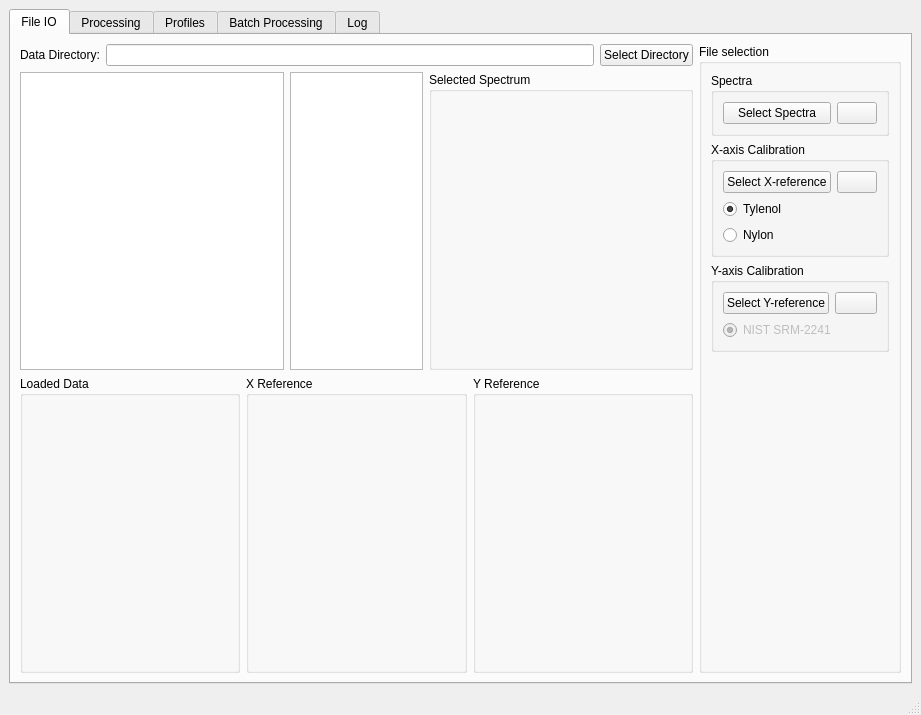
Qt form src/orpl/gui/uis/mainWindow.ui (mr-sheg/orpl) before a commit.
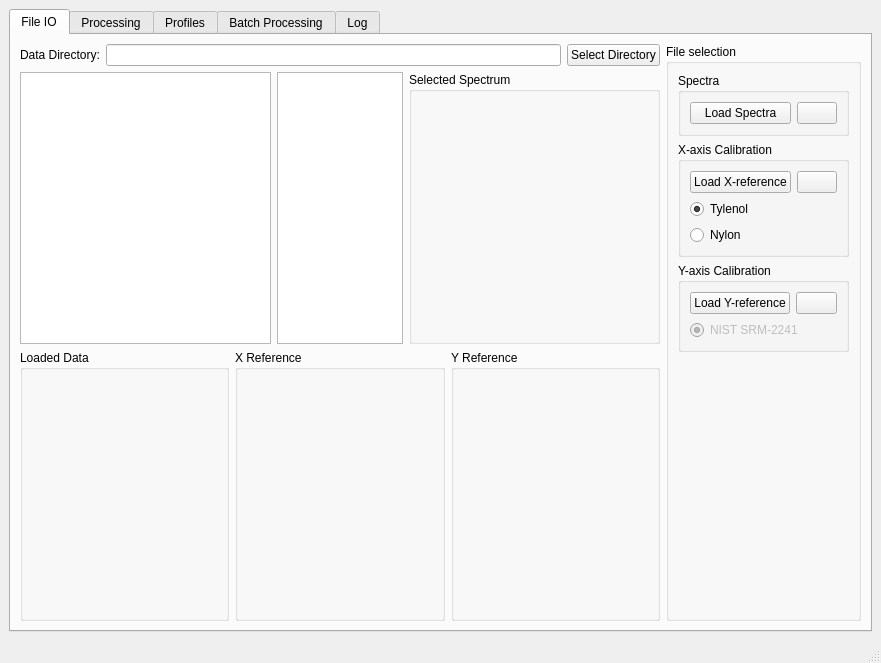
The same form after that commit.

Commit message: ! naming convention "select" -> "load"

```diff
--- a/src/orpl/gui/uis/mainWindow.ui
+++ b/src/orpl/gui/uis/mainWindow.ui
@@ -6,8 +6,8 @@
    <rect>
     <x>0</x>
     <y>0</y>
-    <width>921</width>
-    <height>715</height>
+    <width>881</width>
+    <height>663</height>
    </rect>
   </property>
   <property name="windowTitle">
@@ -131,7 +131,7 @@
                  </sizepolicy>
                 </property>
                 <property name="text">
-                 <string>Select Spectra</string>
+                 <string>Load Spectra</string>
                 </property>
                </widget>
               </item>
@@ -171,7 +171,7 @@
                    </sizepolicy>
                   </property>
                   <property name="text">
-                   <string>Select X-reference</string>
+                   <string>Load X-reference</string>
                   </property>
                  </widget>
                 </item>
@@ -224,7 +224,7 @@
                    </sizepolicy>
                   </property>
                   <property name="text">
-                   <string>Select Y-reference</string>
+                   <string>Load Y-reference</string>
                   </property>
                  </widget>
                 </item>
```
Left out of the diff: 12 changed lines with no effect on the pictures. The commit also changes 3 other files.
